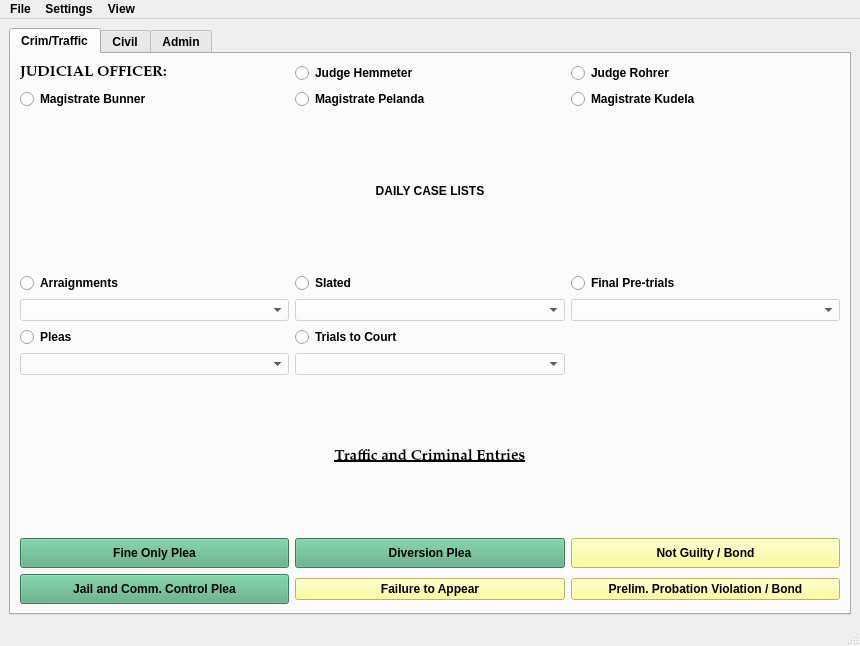
First picture: the form in package/views/ui/MainWindow.ui, repository HunterProgram22/MuniEntry, before the edit.
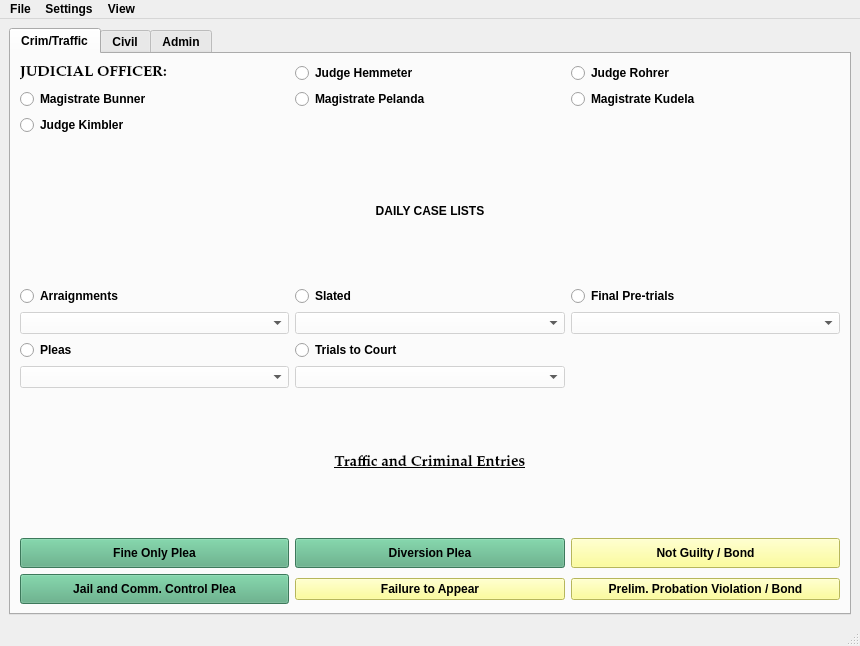
Second picture: the form after the edit.

Commit message: Added radio button for Judge Kimbler.

Diff of the .ui file:
```diff
--- a/package/views/ui/MainWindow.ui
+++ b/package/views/ui/MainWindow.ui
@@ -335,6 +335,16 @@
           </property>
          </widget>
         </item>
+        <item row="2" column="0">
+         <widget class="QRadioButton" name="kimbler_radioButton">
+          <property name="text">
+           <string>Judge Kimbler</string>
+          </property>
+          <attribute name="buttonGroup">
+           <string notr="true">buttonGroup</string>
+          </attribute>
+         </widget>
+        </item>
        </layout>
       </widget>
       <widget class="QWidget" name="tab_3">
```
Left out of the diff: 2 changed lines with no effect on the pictures. The commit also changes 5 other files.
